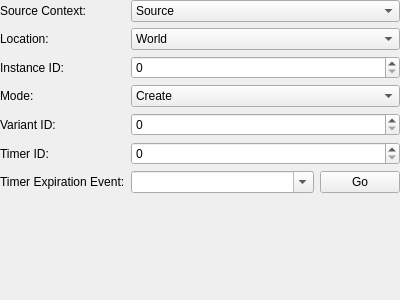
Before: the Qt Designer form tools/cathedral/ui/ActionZoneInstance.ui in comphack/comp_hack, drawn with Qt 5.
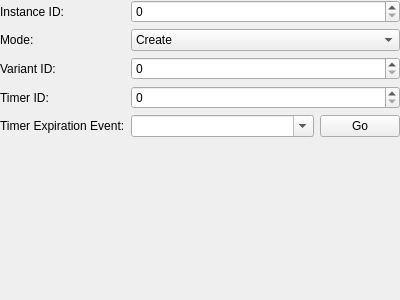
After: the same form once the commit is applied.

Commit message: Minimizing the base action UI

What changed in the file:
```diff
--- a/tools/cathedral/ui/ActionZoneInstance.ui
+++ b/tools/cathedral/ui/ActionZoneInstance.ui
@@ -29,105 +29,27 @@
       <enum>QFormLayout::AllNonFixedFieldsGrow</enum>
      </property>
      <item row="0" column="0">
-      <widget class="QLabel" name="lblSourceContext">
-       <property name="text">
-        <string>Source Context:</string>
-       </property>
-      </widget>
-     </item>
-     <item row="0" column="1">
-      <widget class="QComboBox" name="sourceContext">
-       <item>
-        <property name="text">
-         <string>Source</string>
-        </property>
-       </item>
-       <item>
-        <property name="text">
-         <string>Party</string>
-        </property>
-       </item>
-       <item>
-        <property name="text">
-         <string>All</string>
-        </property>
-       </item>
-      </widget>
-     </item>
-     <item row="1" column="0">
-      <widget class="QLabel" name="lblLocation">
-       <property name="text">
-        <string>Location:</string>
-       </property>
-      </widget>
-     </item>
-     <item row="1" column="1">
-      <widget class="QComboBox" name="location">
-       <item>
-        <property name="text">
-         <string>World</string>
-        </property>
-       </item>
-       <item>
-        <property name="text">
-         <string>Channel</string>
-        </property>
-       </item>
-       <item>
-        <property name="text">
-         <string>Instance</string>
-        </property>
-       </item>
-       <item>
-        <property name="text">
-         <string>Zone</string>
-        </property>
-       </item>
-      </widget>
-     </item>
-     <item row="2" column="0">
       <widget class="QLabel" name="lblInstanceID">
        <property name="text">
         <string>Instance ID:</string>
        </property>
       </widget>
      </item>
-     <item row="3" column="0">
+     <item row="0" column="1">
+      <widget class="QSpinBox" name="instanceID">
+       <property name="maximum">
+        <number>2147483647</number>
+       </property>
+      </widget>
+     </item>
+     <item row="1" column="0">
       <widget class="QLabel" name="lblMode">
        <property name="text">
         <string>Mode:</string>
        </property>
       </widget>
      </item>
-     <item row="4" column="0">
-      <widget class="QLabel" name="lblVariantID">
-       <property name="text">
-        <string>Variant ID:</string>
-       </property>
-      </widget>
-     </item>
-     <item row="5" column="0">
-      <widget class="QLabel" name="lblTimerID">
-       <property name="text">
-        <string>Timer ID:</string>
-       </property>
-      </widget>
-     </item>
-     <item row="6" column="0">
-      <widget class="QLabel" name="lblTimerExpirationEvent">
-       <property name="text">
-        <string>Timer Expiration Event:</string>
-       </property>
-      </widget>
-     </item>
-     <item row="2" column="1">
-      <widget class="QSpinBox" name="instanceID">
-       <property name="maximum">
-        <number>2147483647</number>
-       </property>
-      </widget>
-     </item>
-     <item row="3" column="1">
+     <item row="1" column="1">
       <widget class="QComboBox" name="mode">
        <item>
         <property name="text">
@@ -166,21 +88,42 @@
        </item>
       </widget>
      </item>
-     <item row="4" column="1">
+     <item row="2" column="0">
+      <widget class="QLabel" name="lblVariantID">
+       <property name="text">
+        <string>Variant ID:</string>
+       </property>
+      </widget>
+     </item>
+     <item row="2" column="1">
       <widget class="QSpinBox" name="variantID">
        <property name="maximum">
         <number>2147483647</number>
        </property>
       </widget>
      </item>
-     <item row="5" column="1">
+     <item row="3" column="0">
+      <widget class="QLabel" name="lblTimerID">
+       <property name="text">
+        <string>Timer ID:</string>
+       </property>
+      </widget>
+     </item>
+     <item row="3" column="1">
       <widget class="QSpinBox" name="timerID">
        <property name="maximum">
         <number>2147483647</number>
        </property>
       </widget>
      </item>
-     <item row="6" column="1">
+     <item row="4" column="0">
+      <widget class="QLabel" name="lblTimerExpirationEvent">
+       <property name="text">
+        <string>Timer Expiration Event:</string>
+       </property>
+      </widget>
+     </item>
+     <item row="4" column="1">
       <layout class="QHBoxLayout" name="layoutTimerExpirationEvent">
        <item>
         <widget class="QComboBox" name="timerExpirationEvent">
```
The commit also changes 50 other files.
